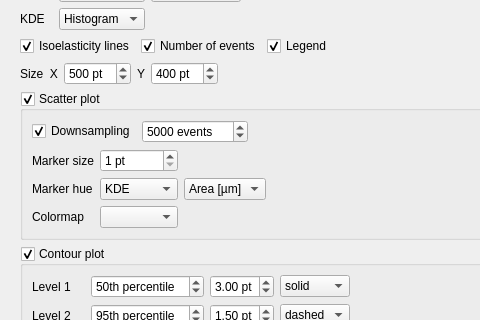
The window that shapeout2/gui/ana_plot.ui (ZELLMECHANIK-DRESDEN/ShapeOut2) describes before a commit, drawn with Qt 5; both pictures show x 0 to 480 and y 124 to 444 of the 627 by 681 pixel window.
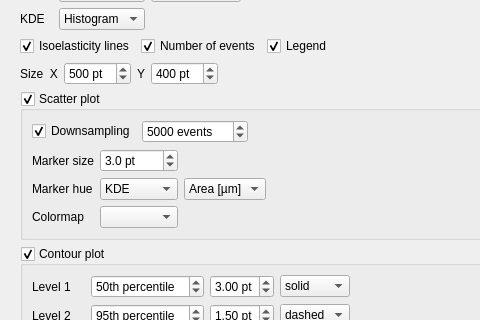
The same window after the commit.

Commit message: work on plot features

Patch:
```diff
--- a/shapeout2/gui/ana_plot.ui
+++ b/shapeout2/gui/ana_plot.ui
@@ -429,19 +429,6 @@
             </property>
            </spacer>
           </item>
-          <item row="0" column="1">
-           <widget class="QSpinBox" name="spinBox_marker_size">
-            <property name="suffix">
-             <string> pt</string>
-            </property>
-            <property name="minimum">
-             <number>1</number>
-            </property>
-            <property name="maximum">
-             <number>10</number>
-            </property>
-           </widget>
-          </item>
           <item row="0" column="0">
            <widget class="QLabel" name="label_4">
             <property name="text">
@@ -449,6 +436,22 @@
             </property>
            </widget>
           </item>
+          <item row="0" column="1">
+           <widget class="QDoubleSpinBox" name="doubleSpinBox_marker_size">
+            <property name="suffix">
+             <string> pt</string>
+            </property>
+            <property name="decimals">
+             <number>1</number>
+            </property>
+            <property name="minimum">
+             <double>0.100000000000000</double>
+            </property>
+            <property name="value">
+             <double>3.000000000000000</double>
+            </property>
+           </widget>
+          </item>
          </layout>
         </item>
        </layout>
```
The commit also changes 1 other file.
